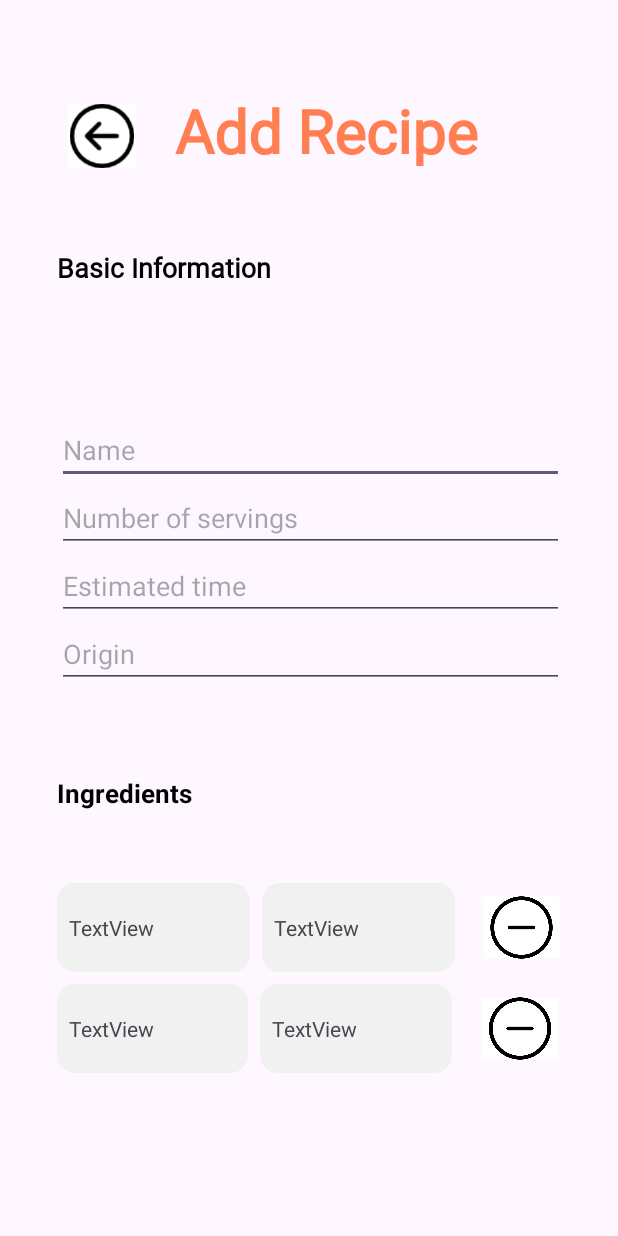
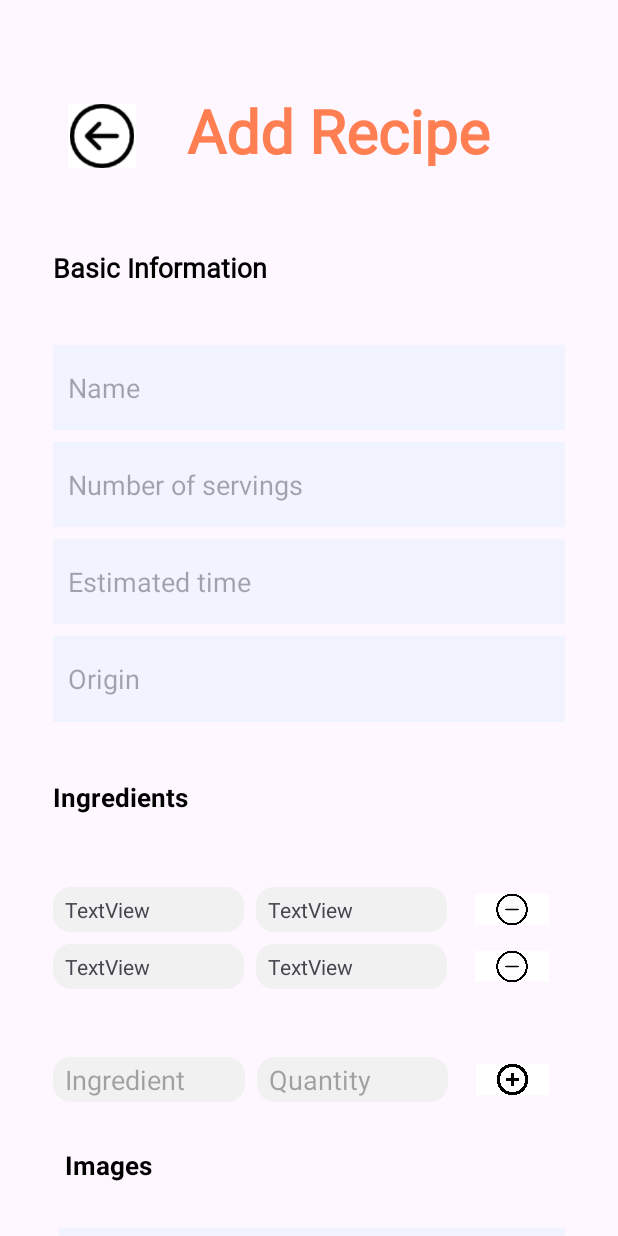
Before and after one commit to Hirushan-Subasinghe/yummyMakes-mobileApp, an Android app: the screen it shows after launch (AddReciepeActivity), on a phone screen of 412 x 824 dp. Run offline under Robolectric (Android 15) with nearby library versions, the phone set to English and light mode, and no system bars; our stand-ins replace Firebase (no records; nobody signed in at launch, a user with empty details on screens opened directly).

Commit message:
Add recipe actitvity bug fixed 2

```diff
--- a/app/src/main/java/com/example/mobileapp/AddReciepeActivity.java
+++ b/app/src/main/java/com/example/mobileapp/AddReciepeActivity.java
@@ -1,15 +1,53 @@
 package com.example.mobileapp;
 
+import android.annotation.SuppressLint;
+import android.content.Intent;
+import android.net.Uri;
 import android.os.Bundle;
+import android.widget.ImageView;
+import android.widget.Toast;
 
 import androidx.activity.EdgeToEdge;
+import androidx.activity.result.ActivityResult;
+import androidx.activity.result.ActivityResultCallback;
+import androidx.activity.result.ActivityResultLauncher;
+import androidx.activity.result.contract.ActivityResultContracts;
 import androidx.appcompat.app.AppCompatActivity;
 import androidx.core.graphics.Insets;
 import androidx.core.view.ViewCompat;
 import androidx.core.view.WindowInsetsCompat;
 
+import com.bumptech.glide.Glide;
+import com.google.android.material.button.MaterialButton;
+import com.google.firebase.storage.FirebaseStorage;
+import com.google.firebase.storage.StorageReference;
+
 public class AddReciepeActivity extends AppCompatActivity {
 
+    StorageReference storageReference;
+    Uri image;
+    MaterialButton selectImage, uploadImage;
+    ImageView imageView;
+
+    private final ActivityResultLauncher<Intent> activityResultLauncher = registerForActivityResult(
+            new ActivityResultContracts.StartActivityForResult(),
+            new ActivityResultCallback<ActivityResult>() {
+                @Override
+                public void onActivityResult(ActivityResult result) {
+                    if (result.getResultCode() == RESULT_OK) {
+                        if (result.getData() != null) {
+                            uploadImage.setEnabled(true);
+                            image = result.getData().getData();
+                            Glide.with(getApplicationContext()).load(image).into(imageView);
+                        }
+                    } else {
+                        Toast.makeText(AddReciepeActivity.this, "Please select an image", Toast.LENGTH_SHORT).show();
+                    }
+                }
+            }
+    );
+
+    @SuppressLint("WrongViewCast")
     @Override
     protected void onCreate(Bundle savedInstanceState) {
         super.onCreate(savedInstanceState);
@@ -20,5 +58,36 @@ public class AddReciepeActivity extends AppCompatActivity {
             v.setPadding(systemBars.left, systemBars.top, systemBars.right, systemBars.bottom);
             return insets;
         });
+
+        storageReference = FirebaseStorage.getInstance().getReference("recipes");
+
+        imageView = findViewById(R.id.imageView);
+        selectImage = findViewById(R.id.button);
+        uploadImage = findViewById(R.id.button2);
+
+        selectImage.setOnClickListener(v -> openGallery());
+        uploadImage.setOnClickListener(v -> uploadImageToFirebase());
+    }
+
+    private void openGallery() {
+        Intent intent = new Intent(Intent.ACTION_PICK);
+        intent.setType("image/*");
+        activityResultLauncher.launch(intent);
+    }
+
+    private void uploadImageToFirebase() {
+        if (image != null) {
+            StorageReference fileReference = storageReference.child(System.currentTimeMillis() + ".jpg");
+
+            fileReference.putFile(image)
+                    .addOnSuccessListener(taskSnapshot -> {
+                        Toast.makeText(AddReciepeActivity.this, "Upload successful", Toast.LENGTH_SHORT).show();
+                    })
+                    .addOnFailureListener(e -> {
+                        Toast.makeText(AddReciepeActivity.this, "Upload failed: " + e.getMessage(), Toast.LENGTH_SHORT).show();
+                    });
+        } else {
+            Toast.makeText(AddReciepeActivity.this, "Please select an image", Toast.LENGTH_SHORT).show();
+        }
     }
 }
--- a/app/src/main/res/layout/activity_add_reciepe.xml
+++ b/app/src/main/res/layout/activity_add_reciepe.xml
@@ -25,7 +25,6 @@
     <androidx.constraintlayout.widget.ConstraintLayout
         android:layout_width="match_parent"
         android:layout_height="wrap_content"
-        android:minHeight="1800dp"
         android:paddingTop="30dp"
         tools:layout_editor_absoluteX="0dp"
         tools:layout_editor_absoluteY="254dp">
@@ -35,21 +34,22 @@
             android:id="@+id/textView6"
             android:layout_width="248dp"
             android:layout_height="54dp"
-            android:layout_marginEnd="32dp"
             android:fontFamily="@font/inter_18pt_bold"
             android:text="Add Recipe"
             android:textColor="#FF7F53"
             android:textSize="40sp"
             android:textStyle="bold"
             app:layout_constraintEnd_toEndOf="parent"
+            app:layout_constraintStart_toEndOf="@+id/imageButton"
             app:layout_constraintTop_toTopOf="parent" />
 
         <LinearLayout
             android:id="@+id/linearLayout"
-            android:layout_width="338dp"
-            android:layout_height="189dp"
-            android:layout_marginTop="72dp"
+            android:layout_width="0dp"
+            android:layout_height="259dp"
+            android:layout_marginTop="30dp"
             android:orientation="vertical"
+            app:layout_constraintEnd_toEndOf="@+id/textView9"
             app:layout_constraintStart_toStartOf="@+id/textView9"
             app:layout_constraintTop_toBottomOf="@+id/textView9">
 
@@ -57,40 +57,56 @@
                 android:id="@+id/editTextText"
                 android:layout_width="match_parent"
                 android:layout_height="wrap_content"
+                android:layout_marginBottom="8dp"
+                android:layout_weight="1"
+                android:background="#F1F4FF"
                 android:ems="10"
+                android:hint="Name"
                 android:inputType="text"
-                android:hint="Name" />
+                android:paddingStart="10dp"/>
 
             <EditText
                 android:id="@+id/editTextText4"
                 android:layout_width="match_parent"
                 android:layout_height="wrap_content"
+                android:layout_marginBottom="8dp"
+                android:layout_weight="1"
+                android:background="#F1F4FF"
                 android:ems="10"
+                android:hint="Number of servings"
                 android:inputType="text"
-                android:hint="Number of servings" />
+                android:paddingStart="10dp"/>
 
             <EditText
                 android:id="@+id/editTextText3"
                 android:layout_width="match_parent"
                 android:layout_height="wrap_content"
+                android:layout_marginBottom="8dp"
+                android:layout_weight="1"
+                android:background="#F1F4FF"
                 android:ems="10"
+                android:hint="Estimated time"
                 android:inputType="text"
-                android:hint="Estimated time" />
+                android:paddingStart="10dp"/>
 
             <EditText
                 android:id="@+id/editTextText5"
                 android:layout_width="match_parent"
                 android:layout_height="wrap_content"
+                android:layout_marginBottom="8dp"
+                android:layout_weight="1"
+                android:background="#F1F4FF"
                 android:ems="10"
+                android:hint="Origin"
                 android:inputType="text"
-                android:hint="Origin" />
+                android:paddingStart="10dp"/>
         </LinearLayout>
 
         <TextView
             android:id="@+id/textView2"
-            android:layout_width="151dp"
+            android:layout_width="0dp"
             android:layout_height="24dp"
-            android:layout_marginTop="50dp"
+            android:layout_marginTop="30dp"
             android:text="Ingredients"
             android:textColor="#000000"
             android:textSize="17sp"
@@ -101,16 +117,17 @@
 
         <LinearLayout
             android:id="@+id/linearLayout2"
-            android:layout_width="346dp"
-            android:layout_height="234dp"
+            android:layout_width="0dp"
+            android:layout_height="83dp"
             android:layout_marginTop="48dp"
             android:orientation="vertical"
-            app:layout_constraintStart_toStartOf="@+id/textView2"
+            app:layout_constraintEnd_toEndOf="@+id/textView9"
+            app:layout_constraintStart_toStartOf="@+id/textView9"
             app:layout_constraintTop_toBottomOf="@+id/textView2">
 
             <LinearLayout
                 android:layout_width="match_parent"
-                android:layout_height="59dp"
+                android:layout_height="30dp"
                 android:layout_marginBottom="8dp"
                 android:orientation="horizontal">
 
@@ -121,9 +138,9 @@
                     android:layout_marginEnd="8dp"
                     android:layout_weight="1"
                     android:background="@drawable/bg_add_ingredients"
-                    android:text="TextView"
                     android:gravity="center_vertical"
-                    android:paddingStart="8dp"/>
+                    android:paddingStart="8dp"
+                    android:text="TextView" />
 
                 <TextView
                     android:id="@+id/textView16"
@@ -132,26 +149,26 @@
                     android:layout_marginEnd="8dp"
                     android:layout_weight="1"
                     android:background="@drawable/bg_add_ingredients"
-                    android:text="TextView"
                     android:gravity="center_vertical"
-                    android:paddingStart="8dp"/>
+                    android:paddingStart="8dp"
+                    android:text="TextView" />
 
                 <ImageButton
                     android:id="@+id/imageButton3"
                     android:layout_width="8dp"
                     android:layout_height="match_parent"
                     android:layout_weight="1"
-                    android:src="@drawable/minus_circular_button"
+                    android:background="@color/white"
                     android:scaleType="fitCenter"
-                    android:background="@color/white"
                     android:scaleX="0.7"
-                    android:scaleY="0.7"/>
+                    android:scaleY="0.7"
+                    android:src="@drawable/minus_circular_button" />
 
             </LinearLayout>
 
             <LinearLayout
                 android:layout_width="match_parent"
-                android:layout_height="59dp"
+                android:layout_height="30dp"
                 android:layout_marginBottom="8dp"
                 android:orientation="horizontal">
 
@@ -162,9 +179,9 @@
                     android:layout_marginEnd="8dp"
                     android:layout_weight="1"
                     android:background="@drawable/bg_add_ingredients"
-                    android:text="TextView"
                     android:gravity="center_vertical"
-                    android:paddingStart="8dp"/>
+                    android:paddingStart="8dp"
+                    android:text="TextView" />
 
                 <TextView
                     android:id="@+id/textView18"
@@ -173,31 +190,32 @@
                     android:layout_marginEnd="8dp"
                     android:layout_weight="1"
                     android:background="@drawable/bg_add_ingredients"
-                    android:text="TextView"
                     android:gravity="center_vertical"
-                    android:paddingStart="8dp"/>
+                    android:paddingStart="8dp"
+                    android:text="TextView" />
 
                 <ImageButton
                     android:id="@+id/imageButton4"
-                    android:layout_width="11dp"
+                    android:layout_width="8dp"
                     android:layout_height="match_parent"
                     android:layout_weight="1"
-                    android:src="@drawable/minus_circular_button"
+                    android:background="@color/white"
                     android:scaleType="fitCenter"
-                    android:background="@color/white"
                     android:scaleX="0.7"
-                    android:scaleY="0.7"/>
+                    android:scaleY="0.7"
+                    android:src="@drawable/minus_circular_button" />
 
             </LinearLayout>
         </LinearLayout>
 
         <LinearLayout
             android:id="@+id/linearLayout3"
-            android:layout_width="342dp"
-            android:layout_height="54dp"
+            android:layout_width="0dp"
+            android:layout_height="30dp"
             android:layout_marginTop="30dp"
             android:orientation="horizontal"
-            app:layout_constraintStart_toStartOf="@+id/textView2"
+            app:layout_constraintEnd_toEndOf="@+id/textView9"
+            app:layout_constraintStart_toStartOf="@+id/textView9"
             app:layout_constraintTop_toBottomOf="@+id/linearLayout2">
 
             <EditText
@@ -210,7 +228,7 @@
                 android:ems="10"
                 android:hint="Ingredient"
                 android:inputType="text"
-                android:paddingStart="8dp"/>
+                android:paddingStart="8dp" />
 
             <EditText
                 android:id="@+id/editTextText6"
@@ -222,18 +240,18 @@
                 android:ems="10"
                 android:hint="Quantity"
                 android:inputType="text"
-                android:paddingStart="8dp"/>
+                android:paddingStart="8dp" />
 
             <ImageButton
                 android:id="@+id/imageButton5"
-                android:layout_width="144dp"
+                android:layout_width="156dp"
                 android:layout_height="match_parent"
                 android:layout_weight="1"
+                android:background="@color/white"
                 android:scaleType="fitCenter"
-                android:src="@drawable/round_add_button"
-                android:background="@color/white"
                 android:scaleX="0.7"
-                android:scaleY="0.7"/>
+                android:scaleY="0.7"
+                android:src="@drawable/round_add_button" />
 
         </LinearLayout>
 
@@ -242,7 +260,7 @@
             android:layout_width="151dp"
             android:layout_height="24dp"
             android:layout_marginStart="8dp"
-            android:layout_marginTop="100dp"
+            android:layout_marginTop="30dp"
             android:text="Images"
             android:textColor="#000000"
             android:textSize="17sp"
@@ -255,7 +273,7 @@
             android:layout_width="151dp"
             android:layout_height="24dp"
             android:layout_marginStart="4dp"
-            android:layout_marginTop="48dp"
+            android:layout_marginTop="30dp"
             android:text="How to make"
             android:textColor="#000000"
             android:textSize="17sp"
@@ -263,43 +281,50 @@
             app:layout_constraintStart_toStartOf="@+id/textView9"
             app:layout_constraintTop_toBottomOf="@+id/horizontalScrollView" />
 
+
+        <LinearLayout
+            android:layout_width="0dp"
+            android:layout_height="56dp"
+            android:layout_marginTop="30dp"
+            android:orientation="horizontal"
+            app:layout_constraintEnd_toEndOf="@+id/textView9"
+            app:layout_constraintHorizontal_bias="1.0"
+            app:layout_constraintStart_toStartOf="@+id/textView9"
+            app:layout_constraintTop_toBottomOf="@+id/editTextText2">
+
             <Button
                 android:id="@+id/button2"
                 android:layout_width="147dp"
-            android:layout_height="72dp"
+                android:layout_height="match_parent"
                 android:layout_marginStart="28dp"
-            android:layout_marginTop="88dp"
+                android:layout_weight="1"
                 android:backgroundTint="#FF7F53"
                 android:fontFamily="@font/inter_18pt_bold"
                 android:text="Add Recipe"
                 android:textColor="#FFFFFF"
-            app:cornerRadius="10dp"
-            app:layout_constraintStart_toStartOf="parent"
-            app:layout_constraintTop_toBottomOf="@+id/editTextText2" />
-
+                app:cornerRadius="10dp" />
 
             <Button
                 android:id="@+id/button3"
                 android:layout_width="152dp"
-            android:layout_height="73dp"
+                android:layout_height="match_parent"
                 android:layout_marginStart="20dp"
-            android:layout_marginTop="88dp"
+                android:layout_marginEnd="28dp"
+                android:layout_weight="1"
                 android:backgroundTint="#FF7F53"
                 android:fontFamily="@font/inter_18pt_bold"
                 android:text="Reset"
                 android:textColor="#FFFFFF"
-            app:cornerRadius="10dp"
-            app:layout_constraintEnd_toEndOf="parent"
-            app:layout_constraintHorizontal_bias="0.0"
-            app:layout_constraintStart_toEndOf="@+id/button2"
-            app:layout_constraintTop_toBottomOf="@+id/editTextText2" />
+                app:cornerRadius="10dp" />
+
+        </LinearLayout>
 
         <EditText
             android:id="@+id/editTextText2"
-            android:layout_width="354dp"
+            android:layout_width="0dp"
             android:layout_height="146dp"
             android:layout_marginStart="4dp"
-            android:layout_marginTop="56dp"
+            android:layout_marginTop="30dp"
             android:background="#F1F4FF"
             android:ems="10"
             android:hint="text"
@@ -307,18 +332,20 @@
             android:paddingStart="20dp"
             android:textColor="#626262"
             android:textSize="15sp"
-            app:layout_constraintStart_toStartOf="@+id/textView4"
+            app:layout_constraintEnd_toEndOf="@+id/textView9"
+            app:layout_constraintStart_toStartOf="@+id/textView9"
             app:layout_constraintTop_toBottomOf="@+id/textView4" />
 
         <HorizontalScrollView
             android:id="@+id/horizontalScrollView"
-            android:layout_width="358dp"
+            android:layout_width="0dp"
             android:layout_height="157dp"
             android:layout_marginStart="4dp"
-            android:layout_marginTop="48dp"
+            android:layout_marginTop="30dp"
             android:background="#F1F4FF"
             android:padding="16dp"
-            app:layout_constraintStart_toStartOf="@+id/textView3"
+            app:layout_constraintEnd_toEndOf="@+id/textView9"
+            app:layout_constraintStart_toStartOf="@+id/textView9"
             app:layout_constraintTop_toBottomOf="@+id/textView3">
 
             <LinearLayout
@@ -338,23 +365,31 @@
                     app:layout_constraintTop_toTopOf="parent"
                     app:layout_constraintVertical_bias="0.706" />
 
+                <ImageView
+                    android:id="@+id/imageView"
+                    android:layout_width="186dp"
+                    android:layout_height="114dp"
+                    android:layout_marginStart="30dp"
+                    android:layout_weight="1" />
+
             </LinearLayout>
         </HorizontalScrollView>
 
 
         <TextView
             android:id="@+id/textView9"
-            android:layout_width="338dp"
-            android:layout_height="39dp"
+            android:layout_width="0dp"
+            android:layout_height="34dp"
             android:layout_marginStart="20dp"
             android:layout_marginTop="52dp"
+            android:layout_marginEnd="20dp"
+            android:layout_weight="1"
             android:fontFamily="@font/inter_18pt_bold"
             android:text="Basic Information"
             android:textColor="#000000"
             android:textSize="18sp"
             android:textStyle="bold"
             app:layout_constraintEnd_toEndOf="parent"
-            app:layout_constraintHorizontal_bias="0.109"
             app:layout_constraintStart_toStartOf="parent"
             app:layout_constraintTop_toBottomOf="@+id/textView6" />
 
```
Lines whose indentation alone changed are shown as unchanged.
